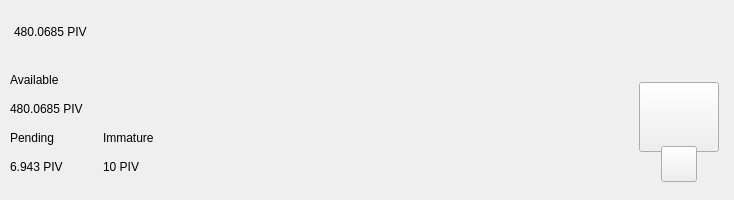
cimelli/RpdSource, file src/qt/pivx/forms/topbar.ui: the form before one commit.
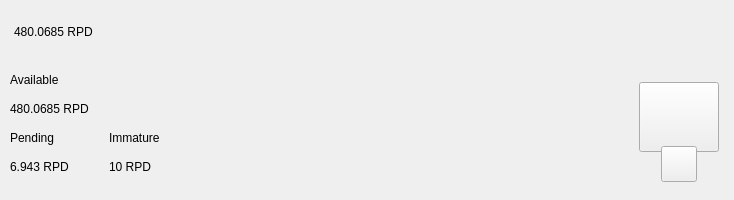
The form after the commit. Custom widgets are drawn as their Qt base class.

What changed in the file:
```diff
--- a/src/qt/pivx/forms/topbar.ui
+++ b/src/qt/pivx/forms/topbar.ui
@@ -119,7 +119,7 @@
                <string notr="true">padding:0px;margin:0px;</string>
               </property>
               <property name="text">
-               <string notr="true">480.0685 PIV</string>
+               <string notr="true">480.0685 RPD</string>
               </property>
              </widget>
             </item>
@@ -339,7 +339,7 @@
                <item>
                 <widget class="QLabel" name="labelAmountPiv">
                  <property name="text">
-                  <string notr="true">480.0685 PIV</string>
+                  <string notr="true">480.0685 RPD</string>
                  </property>
                 </widget>
                </item>
@@ -362,7 +362,7 @@
                  <item>
                   <widget class="QLabel" name="labelPendingPiv">
                    <property name="text">
-                    <string notr="true">6.943 PIV</string>
+                    <string notr="true">6.943 RPD</string>
                    </property>
                   </widget>
                  </item>
@@ -396,7 +396,7 @@
                  <item>
                   <widget class="QLabel" name="labelImmaturePiv">
                    <property name="text">
-                    <string notr="true">10 PIV</string>
+                    <string notr="true">10 RPD</string>
                    </property>
                   </widget>
                  </item>
```
Left out of the diff: 12 changed lines with no effect on the pictures.
